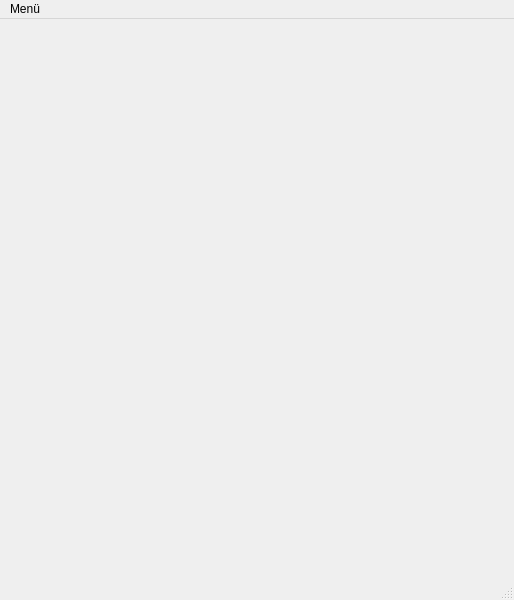
Before: the Qt Designer form src/main_window.ui in arpadkov/ActivityExplorer, drawn with Qt 5.
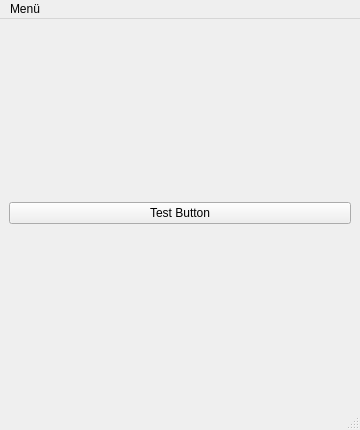
After: the same form once the commit is applied.

```diff
--- a/src/main_window.ui
+++ b/src/main_window.ui
@@ -6,34 +6,30 @@
    <rect>
     <x>0</x>
     <y>0</y>
-    <width>514</width>
-    <height>600</height>
+    <width>360</width>
+    <height>430</height>
    </rect>
   </property>
   <property name="windowTitle">
    <string>MainWindow</string>
   </property>
   <widget class="QWidget" name="centralwidget">
+   <layout class="QVBoxLayout" name="verticalLayout">
+    <item>
    <widget class="QPushButton" name="test_button">
-    <property name="geometry">
-     <rect>
-      <x>670</x>
-      <y>500</y>
-      <width>121</width>
-      <height>41</height>
-     </rect>
-    </property>
     <property name="text">
      <string>Test Button</string>
     </property>
    </widget>
+    </item>
+   </layout>
   </widget>
   <widget class="QMenuBar" name="menubar">
    <property name="geometry">
     <rect>
      <x>0</x>
      <y>0</y>
-     <width>514</width>
+     <width>360</width>
      <height>22</height>
     </rect>
    </property>
```
Lines whose indentation alone changed are shown as unchanged.
